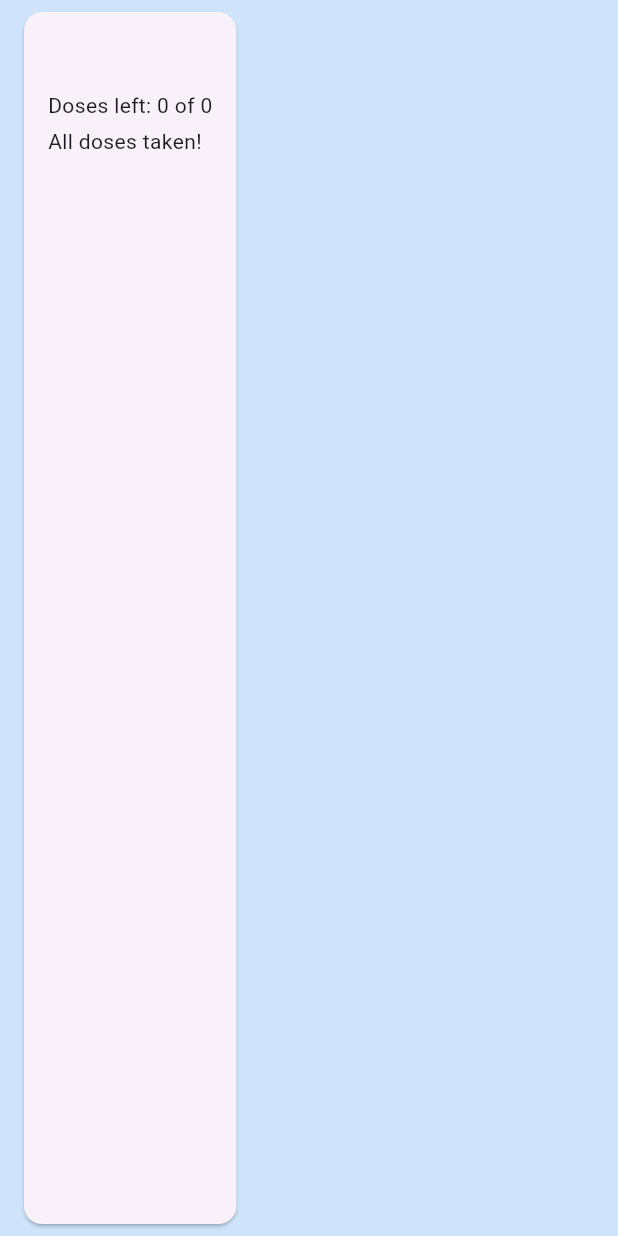
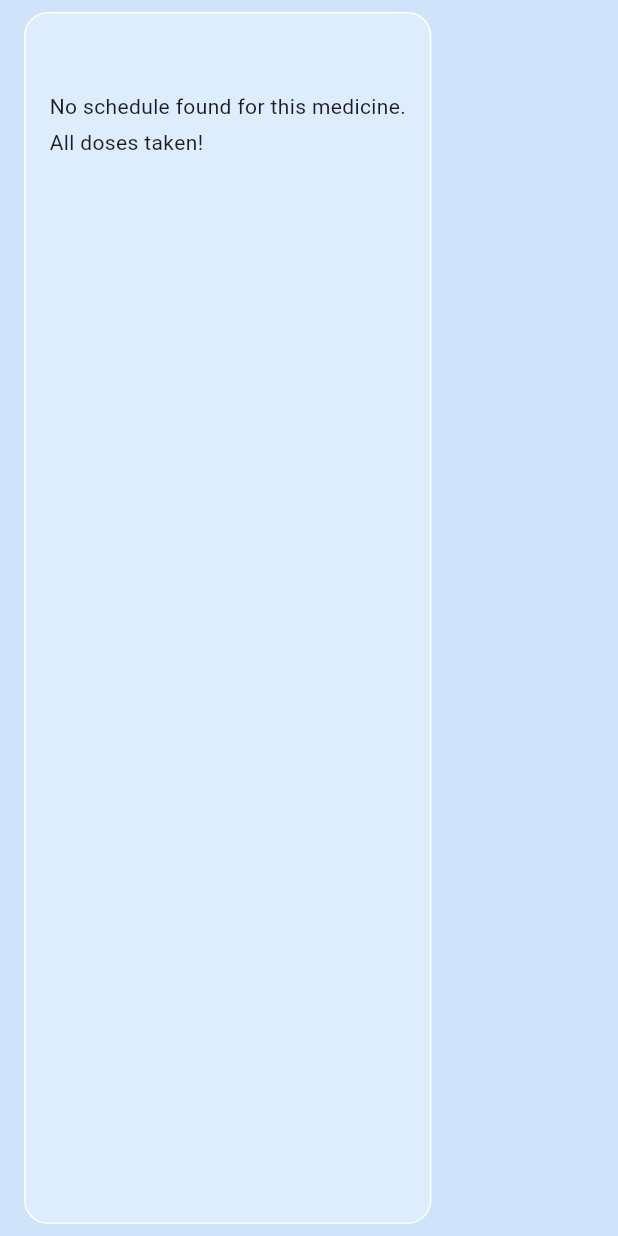
Before and after one commit to uzzysan/dose_reminder, a Flutter app: the MedicineCard widget shown alone on an empty page, opened directly with empty values, on a phone screen of 412 x 824 dp. Run offline on Flutter 3.47's test engine with Material 3 defaults, Android fonts, the light colour scheme and no system bars; our stand-ins replace flutter_local_notifications, flutter_riverpod, flutter_timezone, hive, hive_flutter, image_picker and 2 more; accounts and stored records are empty.

Commit message:
fix(dose): poprawne zliczanie dawek dziennych oraz rozwiązanie problemów null safety

```diff
--- a/lib/src/widgets/medicine_card.dart
+++ b/lib/src/widgets/medicine_card.dart
@@ -1,6 +1,7 @@
 import 'package:dose_reminder/src/models/dose.dart';
 import 'package:dose_reminder/src/models/medicine.dart';
 import 'package:dose_reminder/src/views/medicine_details_screen.dart';
+import 'package:dose_reminder/src/widgets/ui/app_tile.dart';
 import 'package:flutter/material.dart';
 import 'package:flutter_riverpod/flutter_riverpod.dart';
 import 'package:dose_reminder/l10n/app_localizations.dart';
@@ -13,22 +14,35 @@ class MedicineCard extends ConsumerWidget {
   @override
   Widget build(BuildContext context, WidgetRef ref) {
     final schedule = medicine.doseHistory ?? [];
-    final dosesLeft = schedule.where((d) => d.status == DoseStatus.pending).length;
-    final totalDoses = schedule.length;
     final l10n = AppLocalizations.of(context)!;
+    final now = DateTime.now();
 
-    // Find the next dose
+    // Helper function to check if two dates are the same day
+    bool isSameDay(DateTime a, DateTime b) {
+      return a.year == b.year && a.month == b.month && a.day == b.day;
+    }
+
+    // Get today's doses
+    final todayDoses = schedule.where((dose) => isSameDay(dose.scheduledTime, now)).toList();
+    final todayTaken = todayDoses.where((d) => d.status == DoseStatus.taken).length;
+    final todayTotal = todayDoses.length;
+
+    // Find the next dose (first pending dose today, or next pending dose overall)
     Dose? nextDose;
     try {
+      // First try to find next pending dose today
+      nextDose = todayDoses.firstWhere((d) => d.status == DoseStatus.pending);
+    } catch (e) {
+      try {
+        // If no pending doses today, find next pending dose overall
         nextDose = schedule.firstWhere((d) => d.status == DoseStatus.pending);
       } catch (e) {
-      nextDose = null; // No pending doses
+        nextDose = null; // No pending doses at all
+      }
     }
 
-    return Card(
+    return AppTile(
       margin: const EdgeInsets.symmetric(horizontal: 16, vertical: 8),
-      clipBehavior: Clip.antiAlias,
-      child: InkWell(
       onTap: () {
         Navigator.of(context).push(
           MaterialPageRoute(
@@ -36,14 +50,16 @@ class MedicineCard extends ConsumerWidget {
           ),
         );
       },
-        child: Padding(
-          padding: const EdgeInsets.all(16.0),
       child: Column(
         crossAxisAlignment: CrossAxisAlignment.start,
         children: [
           Text(medicine.name, style: Theme.of(context).textTheme.titleLarge),
           const SizedBox(height: 8),
-              Text('${l10n.dosesLeft}: $dosesLeft ${l10n.ofWord} $totalDoses'),
+          // Only show dose counter if there are doses scheduled for today
+          if (todayTotal > 0)
+            Text('${l10n.dosesLeft}: ${todayTotal - todayTaken} ${l10n.ofWord} $todayTotal')
+          else
+            Text(l10n.noScheduleFoundForThisMedicine),
           const SizedBox(height: 4),
           if (nextDose != null)
             // This is a placeholder for a countdown timer widget
@@ -52,8 +68,6 @@ class MedicineCard extends ConsumerWidget {
             Text(l10n.allDosesTaken),
         ],
       ),
-        ),
-      ),
     );
   }
 }
--- /dev/null
+++ b/lib/src/widgets/ui/app_tile.dart
@@ -0,0 +1,47 @@
+import 'package:flutter/material.dart';
+
+class AppTile extends StatelessWidget {
+  const AppTile({
+    super.key,
+    this.onTap,
+    required this.child,
+    this.baseColor,
+    this.padding,
+    this.radius,
+    this.margin,
+  });
+
+  final VoidCallback? onTap;
+  final Widget child;
+  final Color? baseColor; // bez przezroczystości (np. Colors.white lub ciemno-szary dla dark)
+  final EdgeInsetsGeometry? padding;
+  final double? radius;
+  final EdgeInsetsGeometry? margin;
+
+  @override
+  Widget build(BuildContext context) {
+    final theme = Theme.of(context);
+    final isDark = theme.brightness == Brightness.dark;
+    final Color tileBase = baseColor ?? (isDark ? const Color(0xFF2B2B2D) : Colors.white);
+
+    return Container(
+      margin: margin,
+      child: Material(
+        color: Colors.transparent,
+        child: InkWell(
+          onTap: onTap,
+          borderRadius: BorderRadius.all(Radius.circular(radius ?? 16)),
+          child: Container(
+            decoration: BoxDecoration(
+              color: tileBase.withOpacity(0.30), // 30% przezroczystości
+              borderRadius: BorderRadius.all(Radius.circular(radius ?? 16)),
+              border: Border.all(color: tileBase, width: 1), // ta sama barwa, bez przezroczystości
+            ),
+            padding: padding ?? const EdgeInsets.all(16),
+            child: child,
+          ),
+        ),
+      ),
+    );
+  }
+}
```
Also changed, not shown: lib/src/views/add_edit_medicine_screen.dart (+8 -5 lines), lib/src/views/home_screen.dart (+9 -5 lines), 7 other files. Lines whose indentation alone changed are shown as unchanged.
